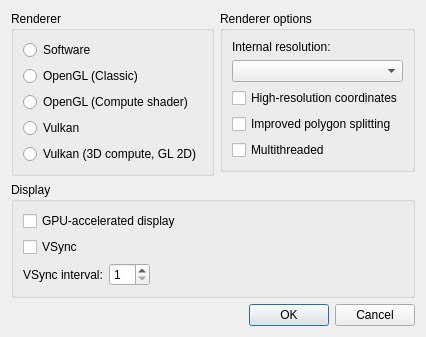
Above: src/frontend/qt_sdl/VideoSettingsDialog.ui from melonDS-emu/melonDS before the change. Below: the same form after it.
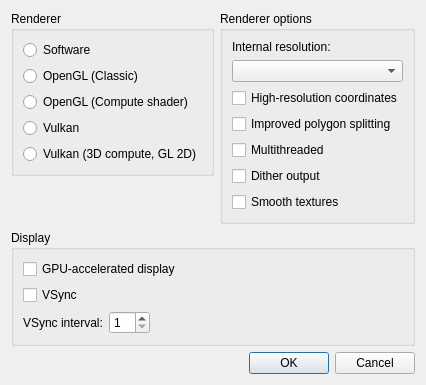
That is the form after the change.

Commit message:
qt: add Dither output / Smooth textures toggles to video settings
Expose the two Vulkan enhancement toggles (config keys 3D.GL.Dither and
3D.GL.TexFilter) as checkboxes in the Renderer options box, enabled only
for the Vulkan renderer.

Patch:
```diff
--- a/src/frontend/qt_sdl/VideoSettingsDialog.ui
+++ b/src/frontend/qt_sdl/VideoSettingsDialog.ui
@@ -132,6 +132,26 @@
         </property>
        </widget>
       </item>
+      <item>
+       <widget class="QCheckBox" name="cbDither">
+        <property name="whatsThis">
+         <string>&lt;html&gt;&lt;head/&gt;&lt;body&gt;&lt;p&gt;Dither the final image to smooth the DS's 6-bit colour banding on gradients. Purely at the output; does not affect rendering accuracy. Vulkan renderer only.&lt;/p&gt;&lt;/body&gt;&lt;/html&gt;</string>
+        </property>
+        <property name="text">
+         <string>Dither output</string>
+        </property>
+       </widget>
+      </item>
+      <item>
+       <widget class="QCheckBox" name="cbTexFilter">
+        <property name="whatsThis">
+         <string>&lt;html&gt;&lt;head/&gt;&lt;body&gt;&lt;p&gt;Bilinear-filter magnified textures so upscaled surfaces are smooth rather than blocky. Softens the DS's sharp nearest-neighbour look. Vulkan renderer only.&lt;/p&gt;&lt;/body&gt;&lt;/html&gt;</string>
+        </property>
+        <property name="text">
+         <string>Smooth textures</string>
+        </property>
+       </widget>
+      </item>
       <item>
        <spacer name="optionsSpacer">
         <property name="orientation">
```
The commit also changes 2 other files.
